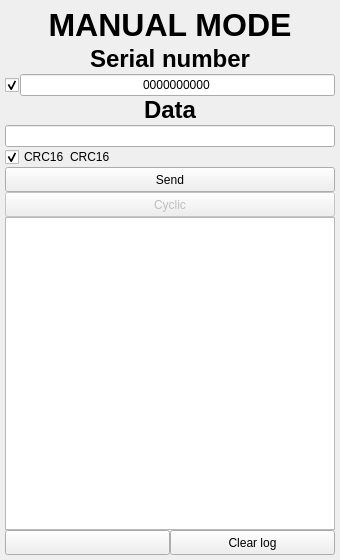
First picture: the form in ANDROID_FORMS/hands_enter_form.ui, repository DavidSiegman/PLC_RF_Configurator, before the edit.
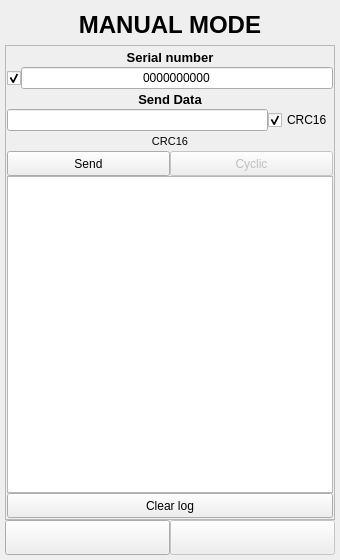
Second picture: the form after the edit. Icons and pictures are not drawn.

Commit message: 11.11.2018 21:49: SI4432 Config Class and SI4432 form was fixed

What changed in the file:
```diff
--- a/ANDROID_FORMS/hands_enter_form.ui
+++ b/ANDROID_FORMS/hands_enter_form.ui
@@ -13,7 +13,7 @@
   <property name="windowTitle">
    <string>Form</string>
   </property>
-  <layout class="QVBoxLayout" name="verticalLayout_3">
+  <layout class="QVBoxLayout" name="verticalLayout">
    <property name="spacing">
     <number>0</number>
    </property>
@@ -46,7 +46,7 @@
      <property name="font">
       <font>
        <family>Microsoft YaHei UI</family>
-       <pointsize>24</pointsize>
+       <pointsize>18</pointsize>
        <weight>75</weight>
        <bold>true</bold>
       </font>
@@ -60,12 +60,37 @@
     </widget>
    </item>
    <item>
-    <layout class="QVBoxLayout" name="verticalLayout" stretch="0,0">
+    <widget class="QScrollArea" name="scrollArea">
+     <property name="horizontalScrollBarPolicy">
+      <enum>Qt::ScrollBarAlwaysOff</enum>
+     </property>
+     <property name="widgetResizable">
+      <bool>true</bool>
+     </property>
+     <widget class="QWidget" name="scrollAreaWidgetContents">
+      <property name="geometry">
+       <rect>
+        <x>0</x>
+        <y>0</y>
+        <width>328</width>
+        <height>468</height>
+       </rect>
+      </property>
+      <layout class="QVBoxLayout" name="verticalLayout_3">
      <property name="spacing">
+        <number>0</number>
+       </property>
+       <property name="leftMargin">
       <number>1</number>
      </property>
-     <property name="sizeConstraint">
-      <enum>QLayout::SetMinimumSize</enum>
+       <property name="topMargin">
+        <number>1</number>
+       </property>
+       <property name="rightMargin">
+        <number>1</number>
+       </property>
+       <property name="bottomMargin">
+        <number>1</number>
      </property>
      <item>
       <widget class="QLabel" name="label_2">
@@ -87,7 +112,7 @@
        <property name="font">
         <font>
          <family>Microsoft YaHei UI</family>
-         <pointsize>18</pointsize>
+           <pointsize>10</pointsize>
          <weight>75</weight>
          <bold>true</bold>
         </font>
@@ -159,16 +184,6 @@
        </item>
       </layout>
      </item>
-    </layout>
-   </item>
-   <item>
-    <layout class="QVBoxLayout" name="verticalLayout_2">
-     <property name="spacing">
-      <number>1</number>
-     </property>
-     <property name="sizeConstraint">
-      <enum>QLayout::SetMaximumSize</enum>
-     </property>
      <item>
       <widget class="QLabel" name="label_3">
        <property name="sizePolicy">
@@ -186,47 +201,45 @@
        <property name="font">
         <font>
          <family>Microsoft YaHei UI</family>
-         <pointsize>18</pointsize>
+           <pointsize>10</pointsize>
          <weight>75</weight>
          <bold>true</bold>
         </font>
        </property>
        <property name="text">
-        <string>Data</string>
+          <string>Send Data</string>
        </property>
        <property name="alignment">
         <set>Qt::AlignCenter</set>
        </property>
       </widget>
-     </item>
-     <item>
-      <widget class="QLineEdit" name="cEnterText">
-       <property name="enabled">
-        <bool>true</bool>
-       </property>
-       <property name="sizePolicy">
-        <sizepolicy hsizetype="Minimum" vsizetype="Minimum">
-         <horstretch>0</horstretch>
-         <verstretch>0</verstretch>
-        </sizepolicy>
-       </property>
-       <property name="minimumSize">
-        <size>
-         <width>0</width>
-         <height>20</height>
-        </size>
-       </property>
-       <property name="font">
-        <font>
-         <family>Microsoft YaHei UI</family>
-        </font>
-       </property>
-      </widget>
-     </item>
-    </layout>
    </item>
    <item>
     <layout class="QHBoxLayout" name="horizontalLayout">
+         <item>
+          <widget class="QLineEdit" name="cEnterText">
+           <property name="enabled">
+            <bool>true</bool>
+           </property>
+           <property name="sizePolicy">
+            <sizepolicy hsizetype="Minimum" vsizetype="Minimum">
+             <horstretch>0</horstretch>
+             <verstretch>0</verstretch>
+            </sizepolicy>
+           </property>
+           <property name="minimumSize">
+            <size>
+             <width>0</width>
+             <height>20</height>
+            </size>
+           </property>
+           <property name="font">
+            <font>
+             <family>Microsoft YaHei UI</family>
+            </font>
+           </property>
+          </widget>
+         </item>
      <item>
       <widget class="QCheckBox" name="CRC_OUT">
        <property name="enabled">
@@ -263,6 +276,8 @@
        </property>
       </widget>
      </item>
+        </layout>
+       </item>
      <item>
       <widget class="QLabel" name="CRC16_2">
        <property name="enabled">
@@ -289,15 +304,22 @@
        <property name="font">
         <font>
          <family>Microsoft YaHei UI</family>
+           <pointsize>8</pointsize>
         </font>
        </property>
        <property name="text">
         <string>CRC16</string>
        </property>
-      </widget>
-     </item>
-    </layout>
-   </item>
+         <property name="alignment">
+          <set>Qt::AlignCenter</set>
+         </property>
+        </widget>
+       </item>
+       <item>
+        <layout class="QHBoxLayout" name="horizontalLayout_3">
+         <property name="spacing">
+          <number>0</number>
+         </property>
    <item>
     <widget class="QPushButton" name="cBtnSend">
      <property name="enabled">
@@ -373,6 +395,8 @@
      </property>
     </widget>
    </item>
+        </layout>
+       </item>
    <item>
     <widget class="QPlainTextEdit" name="console">
      <property name="font">
@@ -383,6 +407,34 @@
     </widget>
    </item>
    <item>
+        <widget class="QPushButton" name="pushButton">
+         <property name="sizePolicy">
+          <sizepolicy hsizetype="Minimum" vsizetype="Minimum">
+           <horstretch>0</horstretch>
+           <verstretch>0</verstretch>
+          </sizepolicy>
+         </property>
+         <property name="minimumSize">
+          <size>
+           <width>0</width>
+           <height>25</height>
+          </size>
+         </property>
+         <property name="font">
+          <font>
+           <family>Microsoft YaHei UI</family>
+          </font>
+         </property>
+         <property name="text">
+          <string>Clear log</string>
+         </property>
+        </widget>
+       </item>
+      </layout>
+     </widget>
+    </widget>
+   </item>
+   <item>
     <layout class="QHBoxLayout" name="horizontalLayout_2">
      <property name="spacing">
       <number>0</number>
@@ -417,7 +469,10 @@
       </widget>
      </item>
      <item>
-      <widget class="QPushButton" name="pushButton">
+      <widget class="QPushButton" name="Next">
+       <property name="enabled">
+        <bool>false</bool>
+       </property>
        <property name="sizePolicy">
         <sizepolicy hsizetype="Minimum" vsizetype="Minimum">
          <horstretch>0</horstretch>
@@ -427,16 +482,21 @@
        <property name="minimumSize">
         <size>
          <width>0</width>
-         <height>25</height>
+         <height>35</height>
         </size>
        </property>
-       <property name="font">
-        <font>
-         <family>Microsoft YaHei UI</family>
-        </font>
-       </property>
        <property name="text">
-        <string>Clear log</string>
+        <string/>
+       </property>
+       <property name="icon">
+        <iconset resource="../RESOURCES/images.qrc">
+         <normaloff>:/new/icons/images/NEXT_2.png</normaloff>:/new/icons/images/NEXT_2.png</iconset>
+       </property>
+       <property name="iconSize">
+        <size>
+         <width>30</width>
+         <height>30</height>
+        </size>
        </property>
       </widget>
      </item>
```
Lines whose indentation alone changed are shown as unchanged. The commit also changes 33 other files.
